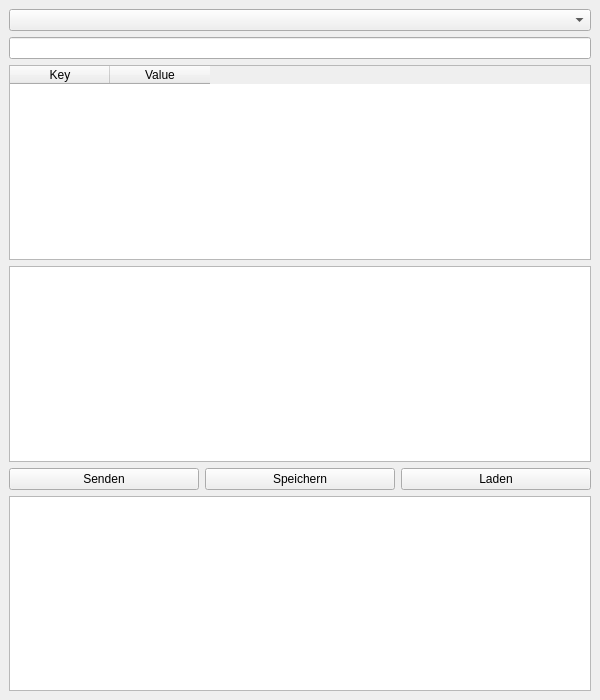
This is mainwindow.ui in 0xHexSec/0xApiTest as Qt 5 draws it before an edit. The edited form follows.
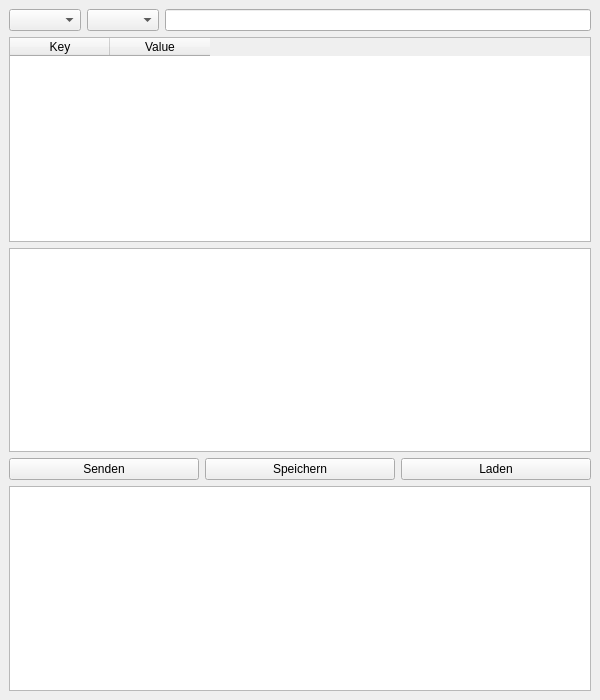
This is the edited form.

Commit message: feat([mainwindow.cpp mainwindow.ui]): Simple Gui implemented

```diff
--- a/mainwindow.ui
+++ b/mainwindow.ui
@@ -13,10 +13,17 @@
         <widget class="QWidget" name="centralwidget">
             <layout class="QVBoxLayout" name="verticalLayout">
                 <item>
+     <layout class="QHBoxLayout" name="urlLayout">
+      <item>
                     <widget class="QComboBox" name="methodBox"/>
                 </item>
+      <item>
+       <widget class="QComboBox" name="protocolBox"/>
+      </item>
                 <item>
                     <widget class="QLineEdit" name="urlEdit"/>
+      </item>
+     </layout>
                 </item>
                 <item>
                     <widget class="QTableWidget" name="headersTable">
```
Lines whose indentation alone changed are shown as unchanged. The commit also changes 1 other file.
